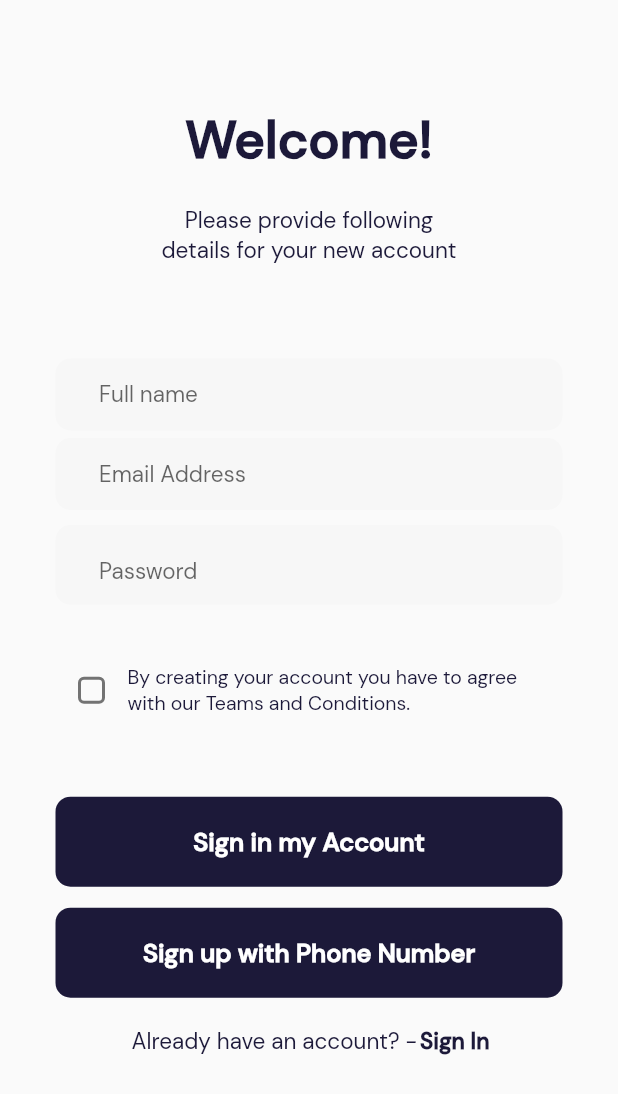
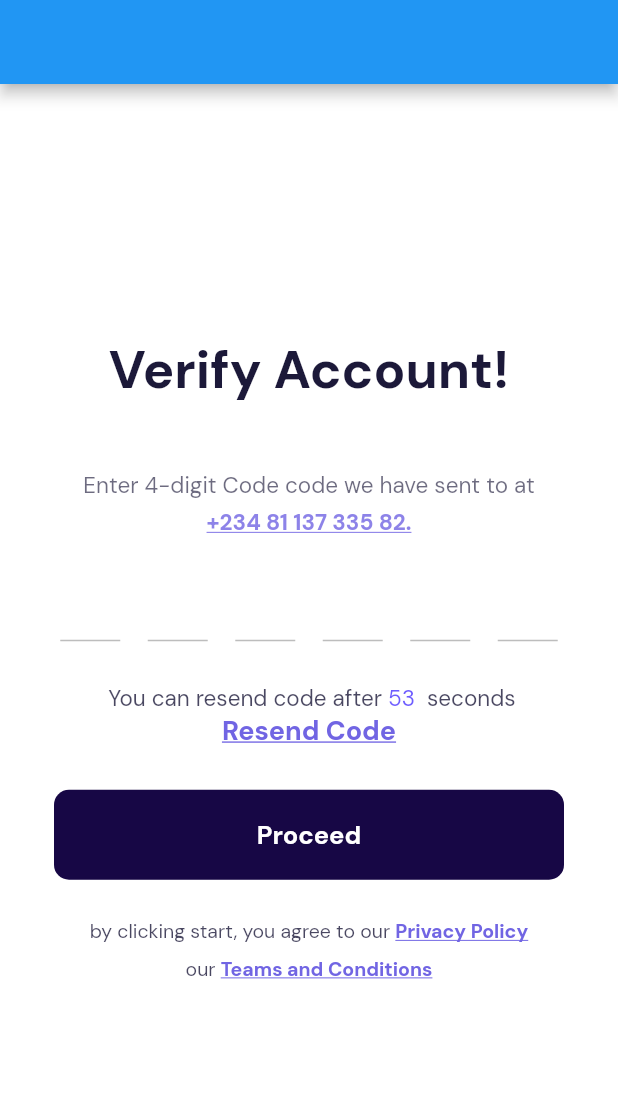
Before and after one commit to MuhammadXr/mobile_banking, a Flutter app: the screen it shows after launch, on a phone screen of 412 x 824 dp. Shown: the top 1094 px of the screen. Run offline on Flutter 3.47's test engine with Material 2 defaults, Android fonts, the phone set to English and light mode, and no system bars; drawn by our look-alikes of otp_text_field; our stand-ins replace dio, google_fonts; missing offline and left inert: extended_phone_number_input.

Commit message:
verify ui ready

```diff
--- a/lib/main.dart
+++ b/lib/main.dart
@@ -1,6 +1,7 @@
 import 'package:flutter/material.dart';
 import 'package:mobile_banking/ui/auth/sign_in/sign_in_page.dart';
 import 'package:mobile_banking/ui/auth/sign_up/sign_up_page.dart';
+import 'package:mobile_banking/ui/auth/verify/verify_screen.dart';
 
 void main() {
   runApp(const MyApp());
@@ -27,7 +28,7 @@ class MyApp extends StatelessWidget {
         // is not restarted.
         primarySwatch: Colors.blue,
       ),
-      home: const SignUpPage(),
+      home: const VerifyScreen(),
     );
   }
 }
--- /dev/null
+++ b/lib/ui/auth/verify/verify_screen.dart
@@ -0,0 +1,219 @@
+import 'package:flutter/material.dart';
+import 'package:google_fonts/google_fonts.dart';
+import 'package:otp_text_field/otp_field.dart';
+import 'package:otp_text_field/style.dart';
+
+class VerifyScreen extends StatefulWidget {
+  const VerifyScreen({Key? key}) : super(key: key);
+
+  @override
+  State<VerifyScreen> createState() => _VerifyScreenState();
+}
+
+class _VerifyScreenState extends State<VerifyScreen> {
+  var timer = 0;
+
+  @override
+  void initState() {
+    countTime(60);
+    super.initState();
+  }
+
+  @override
+  Widget build(BuildContext context) {
+    return MaterialApp(
+      home: Scaffold(
+        appBar: AppBar(),
+        body: SafeArea(
+          child: Container(
+            transformAlignment: Alignment.center,
+            width: double.infinity,
+            height: double.infinity,
+            clipBehavior: Clip.antiAlias,
+            decoration: const BoxDecoration(
+              color: Colors.white,
+            ),
+            child: Column(
+              crossAxisAlignment: CrossAxisAlignment.center,
+              mainAxisAlignment: MainAxisAlignment.center,
+              children: [
+                Padding(
+                  padding: const EdgeInsets.only(bottom: 40),
+                  child: Text(
+                    'Verify Account!',
+                    textAlign: TextAlign.center,
+                    style: GoogleFonts.getFont(
+                      'DM Sans',
+                      color: const Color(0xFF1C1939),
+                      fontSize: 35,
+                      fontWeight: FontWeight.bold,
+                    ),
+                  ),
+                ),
+                Opacity(
+                  opacity: 0.8,
+                  child: SizedBox(
+                    width: 321,
+                    child: RichText(
+                      textAlign: TextAlign.center,
+                      text: TextSpan(
+                        style: GoogleFonts.getFont(
+                          'DM Sans',
+                          color: const Color(0xCC1C1939),
+                          fontSize: 15,
+                          height: 1.7,
+                        ),
+                        children: [
+                          const TextSpan(
+                              text:
+                                  'Enter 4-digit Code code we have sent to at '),
+                          TextSpan(
+                            text: '+234 81 137 335 82.',
+                            style: GoogleFonts.getFont(
+                              'DM Sans',
+                              color: const Color(0xFF7165E3),
+                              fontWeight: FontWeight.bold,
+                              decoration: TextDecoration.underline,
+                            ),
+                          )
+                        ],
+                      ),
+                    ),
+                  ),
+                ),
+                Container(
+                  padding: const EdgeInsets.all(20),
+                  child: OTPTextField(
+                    length: 6,
+                    width: 350,
+                    fieldWidth: 40,
+                    style: const TextStyle(fontSize: 17),
+                    textFieldAlignment: MainAxisAlignment.spaceAround,
+                    fieldStyle: FieldStyle.underline,
+                    onCompleted: (pin) {},
+                  ),
+                ),
+                Padding(
+                  padding: const EdgeInsets.all(8.0),
+                  child: Column(
+
+                    children: [
+                      Row(
+                        mainAxisSize: MainAxisSize.max,
+                        mainAxisAlignment: MainAxisAlignment.center,
+                        children: [
+                          Text(
+                            'You can resend code after  ',
+                            textAlign: TextAlign.center,
+                            style: GoogleFonts.getFont(
+                              'DM Sans',
+                              color: const Color(0xCC1C1939),
+                              fontSize: 15,
+                            ),
+                          ),
+                          Text(
+                            timer.toString(),
+                            textAlign: TextAlign.center,
+                            style: GoogleFonts.getFont(
+                              'DM Sans',
+                              color: const Color(0xCC4933FF),
+                              fontSize: 15,
+                            ),
+                          ),
+                          Text(
+                            '  seconds',
+                            textAlign: TextAlign.center,
+                            style: GoogleFonts.getFont(
+                              'DM Sans',
+                              color: const Color(0xCC1C1939),
+                              fontSize: 15,
+                            ),
+                          ),
+                        ],
+                      ),
+                      Text(
+                        'Resend Code',
+                        style: GoogleFonts.getFont(
+                          'DM Sans',
+                          color: const Color(0xFF7165E3),
+                          fontSize: 18,
+                          fontWeight: FontWeight.bold,
+                          decoration: TextDecoration.underline,
+                        ),
+                      ),
+                    ],
+                  ),
+                ),
+                Container(
+                  width: 340,
+                  height: 60,
+                  margin: const EdgeInsets.all(20),
+                  clipBehavior: Clip.antiAlias,
+                  decoration: BoxDecoration(
+                    color: const Color(0xFF170745),
+                    borderRadius: BorderRadius.circular(10),
+                  ),
+                  child: Center(
+                    child: Text(
+                      'Proceed',
+                      textAlign: TextAlign.center,
+                      style: GoogleFonts.getFont(
+                        'DM Sans',
+                        color: Colors.white,
+                        fontSize: 17,
+                        fontWeight: FontWeight.bold,
+                      ),
+                    ),
+                  ),
+                ),
+                RichText(
+                  textAlign: TextAlign.center,
+                  text: TextSpan(
+                    style: GoogleFonts.getFont(
+                      'DM Sans',
+                      color: const Color(0xCC1C1939),
+                      fontSize: 13,
+                      height: 1.9,
+                    ),
+                    children: [
+                      const TextSpan(
+                          text: 'by clicking start, you agree to our '),
+                      TextSpan(
+                        text: 'Privacy Policy \n',
+                        style: GoogleFonts.getFont(
+                          'DM Sans',
+                          color: const Color(0xFF7165E3),
+                          fontWeight: FontWeight.bold,
+                          decoration: TextDecoration.underline,
+                        ),
+                      ),
+                      const TextSpan(text: 'our '),
+                      TextSpan(
+                        text: 'Teams and Conditions',
+                        style: GoogleFonts.getFont(
+                          'DM Sans',
+                          color: const Color(0xFF7165E3),
+                          fontWeight: FontWeight.bold,
+                          decoration: TextDecoration.underline,
+                        ),
+                      )
+                    ],
+                  ),
+                ),
+              ],
+            ),
+          ),
+        ),
+      ),
+    );
+  }
+
+  void countTime(int countUntil) async {
+    timer = 60;
+    while (timer >= 0) {
+      await Future.delayed(const Duration(seconds: 1));
+      timer--;
+      setState(() {});
+    }
+  }
+}
```
